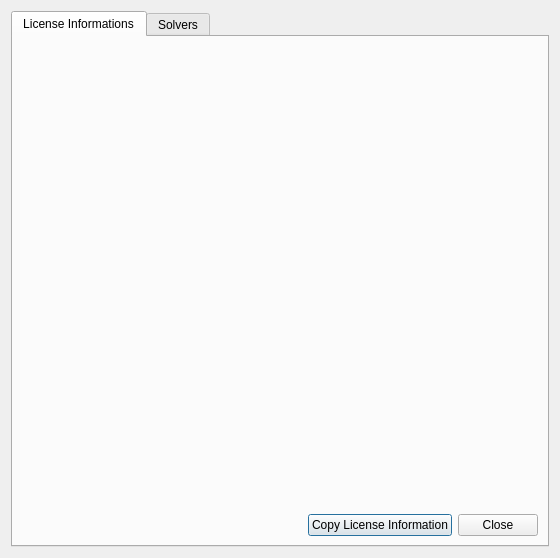
Before: the Qt Designer form src/abouthandler.ui in GAMS-dev/studio, drawn with Qt 5.
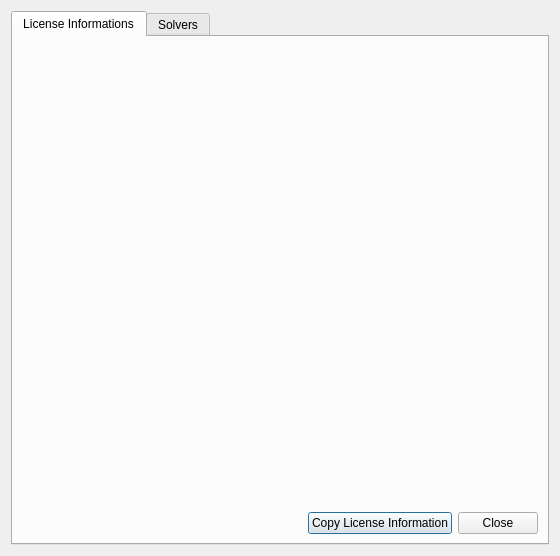
After: the same form once the commit is applied.

Commit message: dialog w/ layouts

What changed in the file:
```diff
--- a/src/abouthandler.ui
+++ b/src/abouthandler.ui
@@ -7,7 +7,7 @@
     <x>0</x>
     <y>0</y>
     <width>560</width>
-    <height>558</height>
+    <height>556</height>
    </rect>
   </property>
   <property name="windowTitle">
@@ -16,9 +16,15 @@
   <property name="locale">
    <locale language="English" country="UnitedStates"/>
   </property>
-  <layout class="QGridLayout" name="gridLayout">
-   <item row="0" column="0">
+  <layout class="QVBoxLayout" name="verticalLayout_2">
+   <item>
     <widget class="QTabWidget" name="tabWidget">
+     <property name="sizePolicy">
+      <sizepolicy hsizetype="Preferred" vsizetype="Preferred">
+       <horstretch>0</horstretch>
+       <verstretch>0</verstretch>
+      </sizepolicy>
+     </property>
      <property name="currentIndex">
       <number>0</number>
      </property>
@@ -26,104 +32,149 @@
       <attribute name="title">
        <string>License Informations</string>
       </attribute>
-      <layout class="QGridLayout" name="gridLayout_2">
-       <item row="6" column="7">
-        <spacer name="horizontalSpacer_2">
-         <property name="orientation">
-          <enum>Qt::Horizontal</enum>
-         </property>
-         <property name="sizeHint" stdset="0">
-          <size>
-           <width>40</width>
-           <height>20</height>
-          </size>
-         </property>
-        </spacer>
+      <layout class="QVBoxLayout" name="verticalLayout_3">
+       <item>
+        <layout class="QHBoxLayout" name="horizontalLayout_2">
+         <item>
+          <layout class="QVBoxLayout" name="verticalLayoutlogo">
+           <item>
+            <widget class="QLabel" name="gamslogo">
+             <property name="sizePolicy">
+              <sizepolicy hsizetype="MinimumExpanding" vsizetype="MinimumExpanding">
+               <horstretch>0</horstretch>
+               <verstretch>0</verstretch>
+              </sizepolicy>
+             </property>
+             <property name="text">
+              <string/>
+             </property>
+            </widget>
+           </item>
+           <item>
+            <spacer name="verticalSpacer">
+             <property name="orientation">
+              <enum>Qt::Vertical</enum>
+             </property>
+             <property name="sizeHint" stdset="0">
+              <size>
+               <width>20</width>
+               <height>408</height>
+              </size>
+             </property>
+            </spacer>
+           </item>
+          </layout>
+         </item>
+         <item>
+          <layout class="QVBoxLayout" name="verticalLayout">
+           <item>
+            <widget class="QLabel" name="label">
+             <property name="sizePolicy">
+              <sizepolicy hsizetype="MinimumExpanding" vsizetype="MinimumExpanding">
+               <horstretch>0</horstretch>
+               <verstretch>0</verstretch>
+              </sizepolicy>
+             </property>
+             <property name="maximumSize">
+              <size>
+               <width>431</width>
+               <height>16777215</height>
+              </size>
+             </property>
+             <property name="frameShape">
+              <enum>QFrame::NoFrame</enum>
+             </property>
+             <property name="frameShadow">
+              <enum>QFrame::Plain</enum>
+             </property>
+             <property name="lineWidth">
+              <number>1</number>
+             </property>
+             <property name="text">
+              <string/>
+             </property>
+             <property name="textFormat">
+              <enum>Qt::RichText</enum>
+             </property>
+             <property name="scaledContents">
+              <bool>true</bool>
+             </property>
+             <property name="alignment">
+              <set>Qt::AlignLeading|Qt::AlignLeft|Qt::AlignVCenter</set>
+             </property>
+             <property name="textInteractionFlags">
+              <set>Qt::LinksAccessibleByMouse|Qt::TextSelectableByMouse</set>
+             </property>
+            </widget>
+           </item>
+           <item>
+            <spacer name="verticalSpacer_2">
+             <property name="orientation">
+              <enum>Qt::Vertical</enum>
+             </property>
+             <property name="sizeType">
+              <enum>QSizePolicy::Preferred</enum>
+             </property>
+             <property name="sizeHint" stdset="0">
+              <size>
+               <width>20</width>
+               <height>50</height>
+              </size>
+             </property>
+            </spacer>
+           </item>
+          </layout>
+         </item>
+        </layout>
        </item>
-       <item row="6" column="9">
-        <widget class="QPushButton" name="copylicense">
-         <property name="text">
-          <string>Copy License Information</string>
-         </property>
-        </widget>
-       </item>
-       <item row="6" column="8">
-        <spacer name="horizontalSpacer">
-         <property name="orientation">
-          <enum>Qt::Horizontal</enum>
-         </property>
-         <property name="sizeHint" stdset="0">
-          <size>
-           <width>40</width>
-           <height>20</height>
-          </size>
-         </property>
-        </spacer>
-       </item>
-       <item row="6" column="10">
-        <widget class="QPushButton" name="close">
-         <property name="text">
-          <string>Close</string>
-         </property>
-        </widget>
-       </item>
-       <item row="4" column="9" rowspan="2">
-        <spacer name="verticalSpacer_2">
-         <property name="orientation">
-          <enum>Qt::Vertical</enum>
-         </property>
-         <property name="sizeType">
-          <enum>QSizePolicy::Fixed</enum>
-         </property>
-         <property name="sizeHint" stdset="0">
-          <size>
-           <width>20</width>
-           <height>400</height>
-          </size>
-         </property>
-        </spacer>
-       </item>
-       <item row="0" column="7" colspan="4">
-        <widget class="QLabel" name="label">
-         <property name="sizePolicy">
-          <sizepolicy hsizetype="Preferred" vsizetype="Minimum">
-           <horstretch>0</horstretch>
-           <verstretch>0</verstretch>
-          </sizepolicy>
-         </property>
-         <property name="text">
-          <string/>
-         </property>
-        </widget>
-       </item>
-       <item row="0" column="2">
-        <widget class="QLabel" name="gamslogo">
-         <property name="sizePolicy">
-          <sizepolicy hsizetype="MinimumExpanding" vsizetype="MinimumExpanding">
-           <horstretch>0</horstretch>
-           <verstretch>0</verstretch>
-          </sizepolicy>
-         </property>
-         <property name="text">
-          <string/>
-         </property>
-        </widget>
-       </item>
-       <item row="1" column="2">
-        <spacer name="verticalSpacer">
-         <property name="orientation">
-          <enum>Qt::Vertical</enum>
-         </property>
-         <property name="sizeType">
-          <enum>QSizePolicy::Preferred</enum>
-         </property>
-         <property name="sizeHint" stdset="0">
-          <size>
-           <width>20</width>
-           <height>400</height>
-          </size>
-         </property>
-        </spacer>
+       <item>
+        <layout class="QHBoxLayout" name="horizontalLayout_bottom">
+         <item>
+          <spacer name="horizontalSpacer">
+           <property name="orientation">
+            <enum>Qt::Horizontal</enum>
+           </property>
+           <property name="sizeHint" stdset="0">
+            <size>
+             <width>218</width>
+             <height>20</height>
+            </size>
+           </property>
+          </spacer>
+         </item>
+         <item>
+          <widget class="QPushButton" name="copylicense">
+           <property name="sizePolicy">
+            <sizepolicy hsizetype="Minimum" vsizetype="Preferred">
+             <horstretch>0</horstretch>
+             <verstretch>0</verstretch>
+            </sizepolicy>
+           </property>
+           <property name="text">
+            <string>Copy License Information</string>
+           </property>
+          </widget>
+         </item>
+         <item>
+          <widget class="QPushButton" name="close">
+           <property name="sizePolicy">
+            <sizepolicy hsizetype="Minimum" vsizetype="Preferred">
+             <horstretch>0</horstretch>
+             <verstretch>0</verstretch>
+            </sizepolicy>
+           </property>
+           <property name="text">
+            <string>Close</string>
+           </property>
+           <property name="iconSize">
+            <size>
+             <width>16</width>
+             <height>16</height>
+            </size>
+           </property>
+          </widget>
+         </item>
+        </layout>
        </item>
       </layout>
      </widget>
```
The commit also changes 1 other file.
